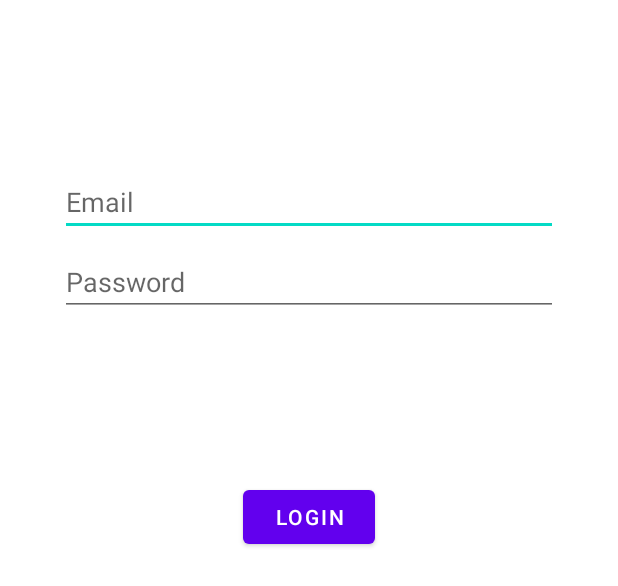
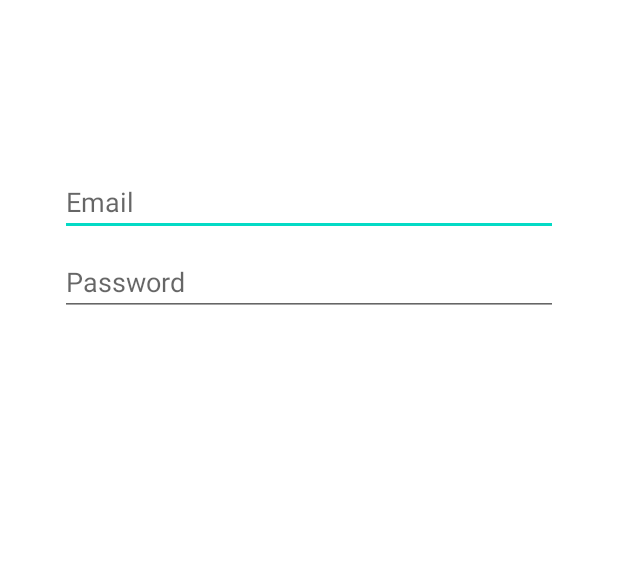
Before and after one commit to VanitasuShieda/adivinaQuien, an Android app: the layout dialog_login.xml on its own in the app's theme, with its tools: preview values and no code run, on a phone screen of 412 x 824 dp. Shown: the top 586 px of the screen. Run offline under Robolectric (Android 15) with nearby library versions, the phone set to English and light mode, and no system bars.

Commit message:
change dialogs, login y reg

```diff
--- a/app/src/main/res/layout/dialog_login.xml
+++ b/app/src/main/res/layout/dialog_login.xml
@@ -40,21 +40,21 @@
         app:layout_constraintStart_toStartOf="parent"
         app:layout_constraintTop_toBottomOf="@id/emailText" />
 
-    <Button
-        android:id="@+id/logincheck"
-        android:layout_width="wrap_content"
-        android:layout_height="wrap_content"
-        android:layout_gravity="start"
-        android:layout_marginStart="48dp"
-        android:layout_marginTop="16dp"
-        android:layout_marginEnd="48dp"
-        android:layout_marginBottom="64dp"
-        android:text="Login"
-        app:layout_constraintBottom_toBottomOf="parent"
-        app:layout_constraintEnd_toEndOf="parent"
-        app:layout_constraintStart_toStartOf="parent"
-        app:layout_constraintTop_toBottomOf="@+id/passwordText"
-        app:layout_constraintVertical_bias="0.2" />
+<!--    <Button-->
+<!--        android:id="@+id/logincheck"-->
+<!--        android:layout_width="wrap_content"-->
+<!--        android:layout_height="wrap_content"-->
+<!--        android:layout_gravity="start"-->
+<!--        android:layout_marginStart="48dp"-->
+<!--        android:layout_marginTop="16dp"-->
+<!--        android:layout_marginEnd="48dp"-->
+<!--        android:layout_marginBottom="64dp"-->
+<!--        android:text="Login"-->
+<!--        app:layout_constraintBottom_toBottomOf="parent"-->
+<!--        app:layout_constraintEnd_toEndOf="parent"-->
+<!--        app:layout_constraintStart_toStartOf="parent"-->
+<!--        app:layout_constraintTop_toBottomOf="@+id/passwordText"-->
+<!--        app:layout_constraintVertical_bias="0.2" />-->
 
     <ProgressBar
         android:id="@+id/loading"
```
Also changed, not shown: app/src/main/java/com/mika/adivinaquien/activities/FullscreenActivity.kt (+17 -31 lines), app/src/main/java/com/mika/adivinaquien/dialogs/dialogLogin.kt (added, +56 -0 lines), app/src/main/java/com/mika/adivinaquien/dialogs/dialogRegister.kt (added, +78 -0 lines), app/src/main/res/layout/dialog_register.xml (+4 -3 lines).
